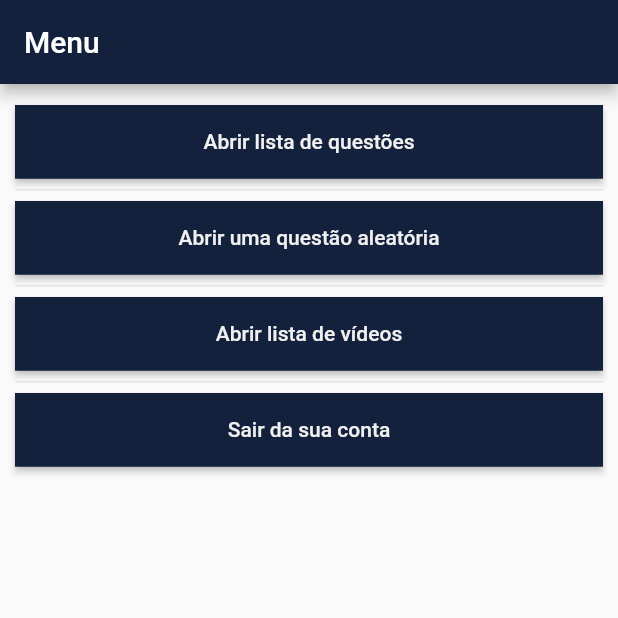
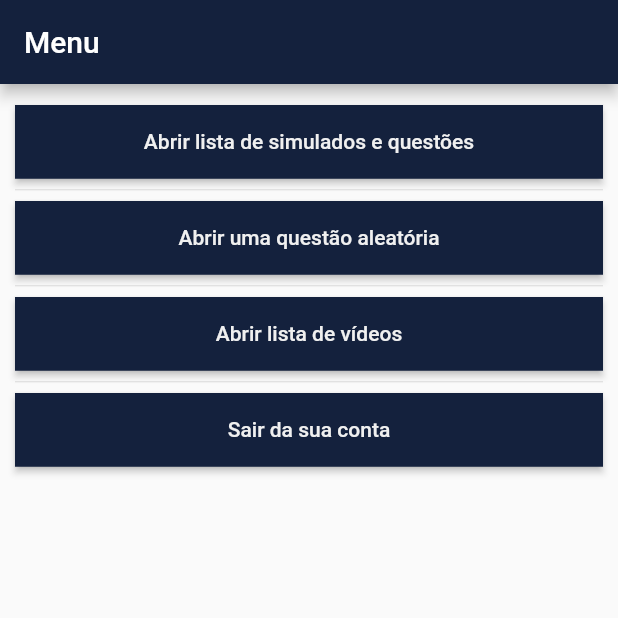
Before and after one commit to BaldissaraMatheus/lirad, a Flutter app: the screen it shows after launch, on a phone screen of 412 x 824 dp, the top half of it. Run offline on Flutter 3.47's test engine with Material 2 defaults, Android fonts, the phone set to English and light mode, and no system bars; our stand-ins replace cloud_firestore, firebase_auth, firebase_core, firebase_messaging, google_sign_in, youtube_player_flutter; accounts and stored records are empty.

Commit message:
feat: Altera cor dos botões

```diff
--- a/lib/config/routes.dart
+++ b/lib/config/routes.dart
@@ -3,7 +3,7 @@ import 'package:frontend/models/route.dart';
 class NamedRoutes {
   static var MENU = Route('/', 'Menu');
   static var LOGOUT = Route('/logout', 'Sair da sua conta');
-  static var QUIZES = Route('/quizes', 'Abrir lista de questões');
+  static var QUIZES = Route('/quizes', 'Abrir lista de simulados e questões');
   static var QUIZES_RANDOM = Route('/quizes/random', 'Abrir uma questão aleatória');
   static var QUIZES_QUIZ = Route('/quizes/quiz', 'quiz');
   static var VIDEOS = Route('/videos', 'Abrir lista de vídeos');
--- a/lib/screens/login.dart
+++ b/lib/screens/login.dart
@@ -34,8 +34,8 @@ class LoginButton extends StatelessWidget {
   Widget build(BuildContext context) {
     return MaterialButton(
       onPressed: () => authService.googleSignIn(context),
-      color: Colors.white,
-      textColor: Colors.black,
+      color: Theme.of(context).accentColor,
+      textColor: Theme.of(context).accentTextTheme.bodyText1.color,
       child: Text('Entrar com o Google'),
     );
   }
--- a/lib/screens/quiz_list.dart
+++ b/lib/screens/quiz_list.dart
@@ -46,7 +46,7 @@ class _QuisListState extends State<QuizList> {
     return Scaffold(
       backgroundColor: Theme.of(context).backgroundColor,
       appBar: AppBar(
-        title: Text(this.user.toString())
+        title: Text('Lista de simulados e questões')
       ),
       body: Container(
         width: double.infinity,
```
